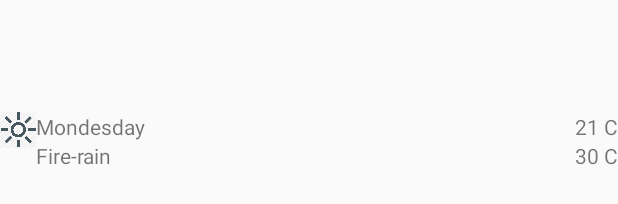
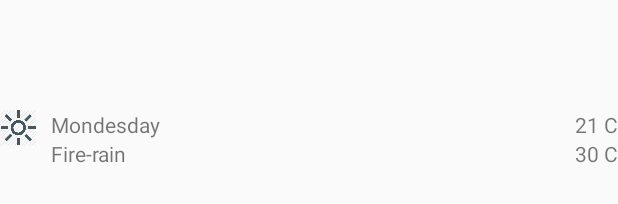
Before and after one commit to damianhinch/Sunshine, an Android app: the layout list_item_forecast.xml on its own in the app's theme, with its tools: preview values and no code run, on a phone screen of 412 x 824 dp. Shown: the part 479-683 px from the top of the screen. Run offline under Robolectric (Android 15) with nearby library versions, the phone set to English and light mode, and no system bars.

Commit message:
Bind data to new UI
* Bind the data to the new UI in the forecast adapter

```diff
--- a/app/src/main/res/layout/list_item_forecast.xml
+++ b/app/src/main/res/layout/list_item_forecast.xml
@@ -2,16 +2,19 @@
 
 <LinearLayout xmlns:android="http://schemas.android.com/apk/res/android"
   xmlns:tools="http://schemas.android.com/tools"
-  android:layout_height="35dp"
+  android:layout_height="wrap_content"
   android:layout_width="match_parent"
-  android:minHeight="30dp"
+  android:minHeight="32dp"
+  android:paddingBottom="8dp"
+  android:paddingTop="8dp"
   android:layout_gravity="center_vertical"
   android:orientation="horizontal">
 
   <ImageView
-    android:id="@+id/weather_list_view_item_small_icon"
+    android:id="@+id/weather_list_view_item_icon"
     android:layout_width="24dp"
     android:layout_height="24dp"
+    android:layout_marginRight="10dp"
     android:src="@drawable/ic_launcher"/>
 
   <LinearLayout
@@ -21,13 +24,13 @@
     android:layout_weight="1">
 
     <TextView
-      android:id="@+id/weather_list_view_item_small_date"
+      android:id="@+id/weather_list_view_item_date"
       android:layout_width="wrap_content"
       android:layout_height="match_parent"
       tools:text="Mondesday" />
 
     <TextView
-      android:id="@+id/weather_list_view_item_small_weather_condition"
+      android:id="@+id/weather_list_view_item_weather_condition"
       android:layout_width="wrap_content"
       android:layout_height="match_parent"
       tools:text="Fire-rain" />
@@ -43,14 +46,14 @@
     android:layout_weight="0">
 
     <TextView
-      android:id="@+id/weather_list_view_item_small_max_temp"
+      android:id="@+id/weather_list_view_item_max_temp"
       android:layout_width="wrap_content"
       android:layout_height="wrap_content"
       android:gravity="end"
       tools:text="21 C" />
 
     <TextView
-      android:id="@+id/weather_list_view_item_small_min_temp"
+      android:id="@+id/weather_list_view_item_min_temp"
       android:layout_width="wrap_content"
       android:layout_height="wrap_content"
       tools:text="30 C" />
```
Also changed, not shown: app/src/main/java/com/damianhinch/sunshine/ForecastAdapter.java (+38 -2 lines), app/src/main/java/com/damianhinch/sunshine/Helpers.java (+91 -0 lines), app/src/main/res/values/strings.xml (+19 -13 lines).
